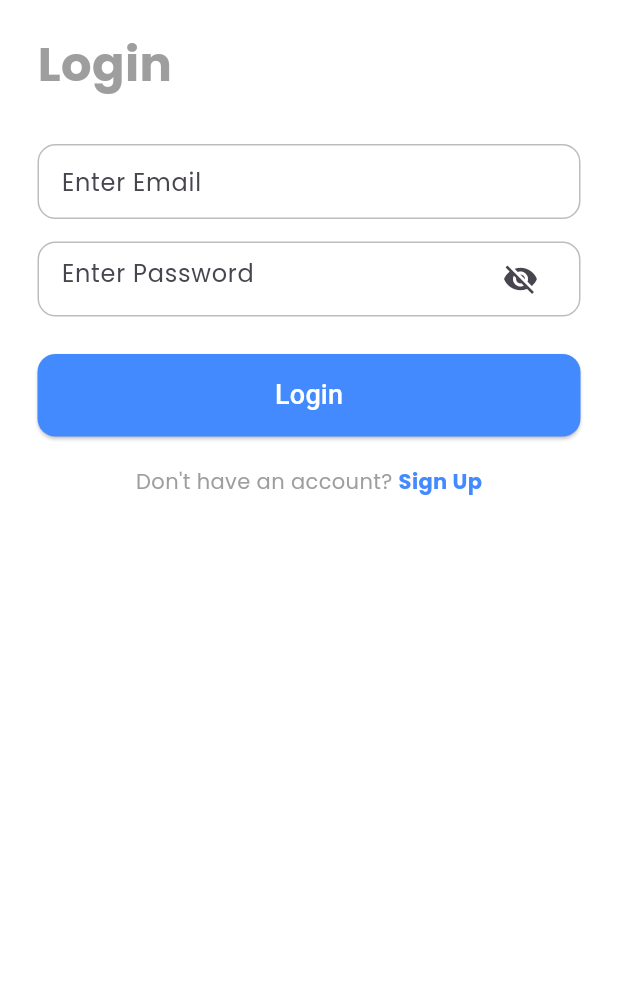
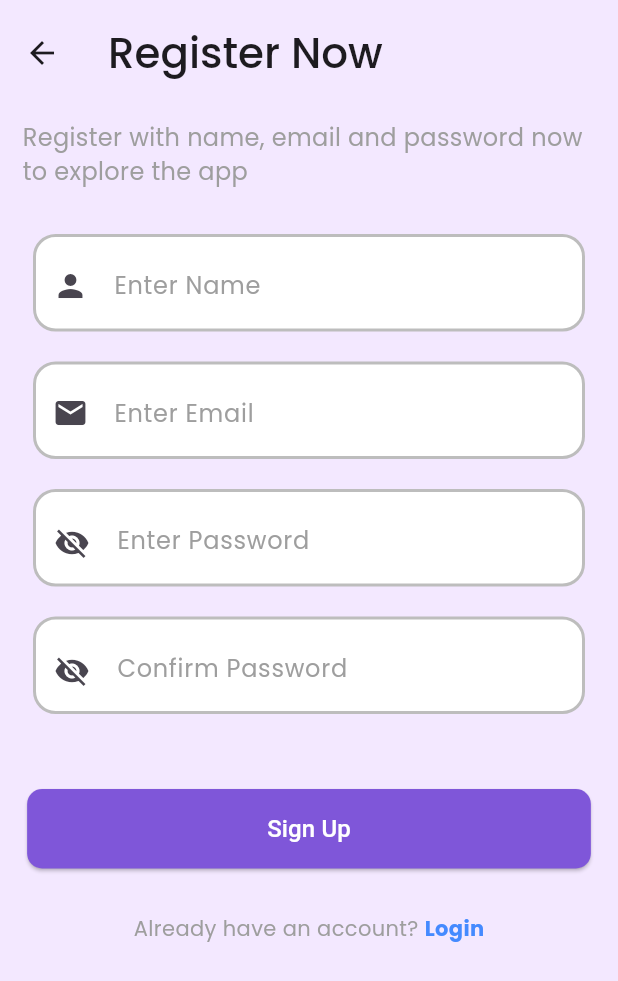
Before and after one commit to Pratik-Kattel/Ghar-khoj, a Flutter app: the LoginScreen screen opened by its route, after a tap on "Sign Up", on a phone screen of 412 x 824 dp. Shown: the top 981 px of the screen. Run offline on Flutter 3.47's test engine with Material 3 defaults, Android fonts, the phone set to English and light mode, and no system bars; our stand-ins replace animated_splash_screen, dio, equatable, flutter_bloc, google_fonts, lottie and 1 more; network calls fail.

Commit message:
Created register page UI for the app

```diff
--- a/frontend/lib/features/auth/screens/login_screen.dart
+++ b/frontend/lib/features/auth/screens/login_screen.dart
@@ -3,6 +3,9 @@ import 'package:flutter_bloc/flutter_bloc.dart';
 import '../bloc/login_state.dart';
 import '../bloc/login_bloc.dart';
 import '../bloc/login_event.dart';
+import '../../../widgets/custom_button.dart';
+import '../../../widgets/custom_textfield.dart';
+import 'package:frontend/themes/app_themes.dart';
 
 class LoginScreen extends StatefulWidget {
   const LoginScreen({super.key});
@@ -13,37 +16,48 @@ class LoginScreen extends StatefulWidget {
 
 class _LoginScreenState extends State<LoginScreen> {
   bool isPasswordVisible = false;
-  bool _isDialogOpen = false; // Track if loader is open
+  bool _isDialogOpen = false;
+
+  final TextEditingController emailController = TextEditingController();
+  final TextEditingController passwordController = TextEditingController();
+  final FocusNode emailFocus = FocusNode();
+  final FocusNode passwordFocus = FocusNode();
 
   @override
   Widget build(BuildContext context) {
     return Scaffold(
+      appBar: AppBar(
+        automaticallyImplyLeading: false,
+        title: const Text("Login now"),
+        elevation: 0,
+        toolbarHeight: 70,
+        backgroundColor: Colors.transparent,
+      ),
+      backgroundColor: const Color(0xFFF3E8FF),
       body: SafeArea(
         child: BlocConsumer<LoginBloc, LoginState>(
           listener: (context, state) {
-            // Show loader only if submitting and dialog not open
             if (state.isSubmitting && !_isDialogOpen) {
               _isDialogOpen = true;
               showDialog(
                 context: context,
                 barrierDismissible: false,
-                builder: (_) => const Center(child: CircularProgressIndicator()),
+                builder: (_) => const Center(
+                  child: CircularProgressIndicator(),
+                ),
               );
             }
 
-            // Close loader only if dialog was open
             if (!state.isSubmitting && _isDialogOpen) {
               _isDialogOpen = false;
-              Navigator.pop(context); // close loader
+              Navigator.pop(context);
             }
 
-            // Show general error
             if (state.generalError != null) {
               ScaffoldMessenger.of(context)
                   .showSnackBar(SnackBar(content: Text(state.generalError!)));
             }
 
-            // Navigate on success
             if (state.isSuccess) {
               ScaffoldMessenger.of(context).showSnackBar(
                 const SnackBar(content: Text("Login Successful")),
@@ -52,110 +66,110 @@ class _LoginScreenState extends State<LoginScreen> {
             }
           },
           builder: (context, state) {
-            return _buildUI(context, state);
+            return SingleChildScrollView(
+              child: Column(
+                crossAxisAlignment: CrossAxisAlignment.start,
+                children: [
+                  const SizedBox(height: 10),
+                  const Padding(
+                    padding: EdgeInsets.symmetric(horizontal: 15),
+                    child: Text(
+                      "Sign in with your email and password to continue",
+                      style: TextStyle(fontSize: 16),
+                    ),
+                  ),
+                  const SizedBox(height: 30),
+
+                  // Email field
+                  Padding(
+                    padding: const EdgeInsets.symmetric(horizontal: 12),
+                    child: CustomTextField.textField(
+                      containerMargin: 10,
+                      contentPadding: 20,
+                      iconPadding: 17,
+                      hintText: "Enter Email",
+                      borderColor: state.emailError != null
+                          ? Colors.red
+                          : Colors.grey.shade400,
+                      focus: emailFocus,
+                      controller: emailController,
+                      iconData: const Icon(Icons.email,),
+                      errorMessage: state.emailError,
+                    ),
+                  ),
+                  const SizedBox(height: 25),
+
+                  // Password field
+                  Padding(
+                    padding: const EdgeInsets.symmetric(horizontal: 12),
+                    child: CustomTextField.textField(
+                      containerMargin: 10,
+                      iconPadding: 10,
+                      contentPadding: 20,
+                      hintText: "Enter Password",
+                      borderColor: state.passwordError != null
+                          ? Colors.red
+                          : Colors.grey.shade400,
+                      focus: passwordFocus,
+                      controller: passwordController,
+                      iconData: IconButton(
+                          onPressed: (){
+                        setState(() {
+                          isPasswordVisible=!isPasswordVisible;
+                        });
+                      }, icon:isPasswordVisible?Icon(Icons.visibility,):Icon(Icons.visibility_off,)),
+                      errorMessage: state.passwordError,
+                      obSecureText: !isPasswordVisible,
+                    ),
+                  ),
+
+                  // Padding(
+                  //   padding: const EdgeInsets.only(right: 25, top: 5),
+                  //   child: Align(
+                  //     alignment: Alignment.centerRight,
+                  //     child: TextButton(
+                  //       onPressed: () {
+                  //         setState(() {
+                  //           isPasswordVisible = !isPasswordVisible;
+                  //         });
+                  //       },
+                  //       child: Text(
+                  //         isPasswordVisible ? "Hide" : "Show",
+                  //         style: TextStyle(color: AppColors.primary),
+                  //       ),
+                  //     ),
+                  //   ),
+                  // ),
+                  const SizedBox(height: 65),
+
+                  // Login Button
+                  Padding(
+                    padding: const EdgeInsets.symmetric(horizontal: 25),
+                    child: CustomButton.button(
+                      texts: "Login",
+                      context: context,
+                      onPressed: () {
+                        context.read<LoginBloc>().add(
+                          EmailChanged(emailController.text),
+                        );
+                        context.read<LoginBloc>().add(
+                          PasswordChanged(passwordController.text),
+                        );
+                        context.read<LoginBloc>().add(LoginSubmitted());
                       },
                     ),
                   ),
-    );
-  }
+                  const SizedBox(height: 30),
 
-  Widget _buildUI(BuildContext context, LoginState state) {
-    return Padding(
-      padding: const EdgeInsets.symmetric(horizontal: 25, vertical: 20),
-      child: Column(
-        crossAxisAlignment: CrossAxisAlignment.start,
-        children: [
-          const Text(
-            "Login",
-            style: TextStyle(
-              fontSize: 32,
-              fontWeight: FontWeight.bold,
-            ),
-          ),
-          const SizedBox(height: 30),
-          // Email TextField
-          Container(
-            padding: const EdgeInsets.symmetric(horizontal: 15),
-            decoration: BoxDecoration(
-              borderRadius: BorderRadius.circular(12),
-              border: Border.all(
-                color: state.emailError != null ? Colors.red : Colors.grey.shade400,
-              ),
-            ),
-            child: TextField(
-              onChanged: (value) {
-                context.read<LoginBloc>().add(EmailChanged(value));
-              },
-              decoration: InputDecoration(
-                border: InputBorder.none,
-                hintText: "Enter Email",
-                errorText: state.emailError,
-              ),
-            ),
-          ),
-          const SizedBox(height: 15),
-          // Password TextField
-          Container(
-            padding: const EdgeInsets.symmetric(horizontal: 15),
-            decoration: BoxDecoration(
-              borderRadius: BorderRadius.circular(12),
-              border: Border.all(
-                color: state.passwordError != null
-                    ? Colors.red
-                    : Colors.grey.shade400,
-              ),
-            ),
-            child: TextField(
-              onChanged: (value) {
-                context.read<LoginBloc>().add(PasswordChanged(value));
-              },
-              obscureText: !isPasswordVisible,
-              decoration: InputDecoration(
-                border: InputBorder.none,
-                hintText: "Enter Password",
-                errorText: state.passwordError,
-                suffixIcon: IconButton(
-                  icon: Icon(
-                    isPasswordVisible ? Icons.visibility : Icons.visibility_off,
-                  ),
-                  onPressed: () {
-                    setState(() {
-                      isPasswordVisible = !isPasswordVisible;
-                    });
-                  },
-                ),
-              ),
-            ),
-          ),
-          const SizedBox(height: 25),
-          // Login Button
-          SizedBox(
-            width: double.infinity,
-            height: 55,
-            child: ElevatedButton(
-              style: ElevatedButton.styleFrom(
-                backgroundColor: Colors.blueAccent,
-                shape: RoundedRectangleBorder(
-                    borderRadius: BorderRadius.circular(12)),
-              ),
-              onPressed: () {
-                context.read<LoginBloc>().add(LoginSubmitted());
-              },
-              child: const Text(
-                "Login",
-                style: TextStyle(fontSize: 18, color: Colors.white),
-              ),
-            ),
-          ),
-          const SizedBox(height: 20),
                   // Signup Navigation
+
                      Row(
                       mainAxisAlignment: MainAxisAlignment.center,
                       children: [
                         const Text("Don't have an account? "),
                         InkWell(
                           onTap: () {
-                  Navigator.pushNamed(context, "/signup");
+                            Navigator.pushNamed(context, "/register");
                           },
                           child: const Text(
                             "Sign Up",
@@ -164,10 +178,16 @@ class _LoginScreenState extends State<LoginScreen> {
                               fontWeight: FontWeight.bold,
                             ),
                           ),
-              )
+                        ),
                       ],
-          )
+                    ),
+
+                  const SizedBox(height: 20),
                 ],
+              ),
+            );
+          },
+        ),
       ),
     );
   }
--- /dev/null
+++ b/frontend/lib/features/auth/screens/register_screen.dart
@@ -0,0 +1,179 @@
+import 'package:flutter/material.dart';
+import '../../../widgets/custom_button.dart';
+import '../../../widgets/custom_textfield.dart';
+import 'package:frontend/themes/app_themes.dart';
+
+class RegisterScreen extends StatefulWidget {
+  const RegisterScreen({super.key});
+
+  @override
+  State<RegisterScreen> createState() => _RegisterScreenState();
+}
+
+class _RegisterScreenState extends State<RegisterScreen> {
+  bool isPasswordVisible = false;
+  bool isConfirmPasswordVisible = false;
+
+  final TextEditingController nameController = TextEditingController();
+  final TextEditingController emailController = TextEditingController();
+  final TextEditingController passwordController = TextEditingController();
+  final TextEditingController confirmPasswordController = TextEditingController();
+
+  final FocusNode nameFocus = FocusNode();
+  final FocusNode emailFocus = FocusNode();
+  final FocusNode passwordFocus = FocusNode();
+  final FocusNode confirmPasswordFocus = FocusNode();
+
+  @override
+  Widget build(BuildContext context) {
+    return Scaffold(
+      appBar: AppBar(
+        automaticallyImplyLeading: true,
+        title: const Text("Register Now"),
+        elevation: 0,
+        toolbarHeight: 70,
+        backgroundColor: Colors.transparent,
+      ),
+      backgroundColor: const Color(0xFFF3E8FF),
+      body: SafeArea(
+        child: SingleChildScrollView(
+          child: Column(
+            crossAxisAlignment: CrossAxisAlignment.center,
+            children: [
+              const SizedBox(height: 10),
+              const Padding(
+                padding: EdgeInsets.symmetric(horizontal: 15),
+                child: Text(
+                  "Register with name, email and password now to explore the app",
+                  style: TextStyle(fontSize: 16),
+                ),
+              ),
+              const SizedBox(height: 30),
+
+              // Name field
+              Padding(
+                padding: const EdgeInsets.symmetric(horizontal: 12),
+                child: CustomTextField.textField(
+                  containerMargin: 10,
+                  contentPadding: 20,
+                  iconPadding: 17,
+                  hintText: "Enter Name",
+                  borderColor: Colors.grey.shade400,
+                  focus: nameFocus,
+                  controller: nameController,
+                  iconData: const Icon(Icons.person),
+                ),
+              ),
+              const SizedBox(height: 20),
+
+              // Email field
+              Padding(
+                padding: const EdgeInsets.symmetric(horizontal: 12),
+                child: CustomTextField.textField(
+                  containerMargin: 10,
+                  contentPadding: 20,
+                  iconPadding: 17,
+                  hintText: "Enter Email",
+                  borderColor: Colors.grey.shade400,
+                  focus: emailFocus,
+                  controller: emailController,
+                  iconData: const Icon(Icons.email),
+                ),
+              ),
+              const SizedBox(height: 20),
+
+              // Password field
+              Padding(
+                padding: const EdgeInsets.symmetric(horizontal: 12),
+                child: CustomTextField.textField(
+                  containerMargin: 10,
+                  contentPadding: 20,
+                  iconPadding: 10,
+                  hintText: "Enter Password",
+                  borderColor: Colors.grey.shade400,
+                  focus: passwordFocus,
+                  controller: passwordController,
+                  iconData: IconButton(
+                    icon: Icon(isPasswordVisible
+                        ? Icons.visibility
+                        : Icons.visibility_off),
+                    onPressed: () {
+                      setState(() {
+                        isPasswordVisible = !isPasswordVisible;
+                      });
+                    },
+                  ),
+                  obSecureText: !isPasswordVisible,
+                ),
+              ),
+              const SizedBox(height: 20),
+
+              // Confirm Password field
+              Padding(
+                padding: const EdgeInsets.symmetric(horizontal: 12),
+                child: CustomTextField.textField(
+                  containerMargin: 10,
+                  contentPadding: 20,
+                  iconPadding: 10,
+                  hintText: "Confirm Password",
+                  borderColor: Colors.grey.shade400,
+                  focus: confirmPasswordFocus,
+                  controller: confirmPasswordController,
+                  iconData: IconButton(
+                    icon: Icon(isConfirmPasswordVisible
+                        ? Icons.visibility
+                        : Icons.visibility_off),
+                    onPressed: () {
+                      setState(() {
+                        isConfirmPasswordVisible = !isConfirmPasswordVisible;
+                      });
+                    },
+                  ),
+                  obSecureText: !isConfirmPasswordVisible,
+                ),
+              ),
+              const SizedBox(height: 50),
+
+              // Register Button
+              Padding(
+                padding: const EdgeInsets.symmetric(horizontal:5),
+                child: CustomButton.button(
+                  texts: "Sign Up",
+                  context: context,
+                  onPressed: () {
+                    ScaffoldMessenger.of(context).showSnackBar(SnackBar(content: Text("User registered sucessfully")));
+                  },
+                ),
+              ),
+              const SizedBox(height: 30),
+
+              // Login Navigation
+              Padding(
+                padding: const EdgeInsets.symmetric(horizontal: 25),
+                child: Row(
+                  mainAxisAlignment: MainAxisAlignment.center,
+                  children: [
+                    const Text("Already have an account? "),
+                    InkWell(
+                      onTap: () {
+                        Navigator.pushNamed(context, "/login");
+                      },
+                      child: const Text(
+                        "Login",
+                        style: TextStyle(
+                          color: Colors.blueAccent,
+                          fontWeight: FontWeight.bold,
+                        ),
+                      ),
+                    ),
+                  ],
+                ),
+              ),
+              const SizedBox(height: 20),
+            ],
+          ),
+        ),
+      ),
+    );
+  }
+}
--- a/frontend/lib/routes/app_routes.dart
+++ b/frontend/lib/routes/app_routes.dart
@@ -1,13 +1,16 @@
 import 'package:flutter/cupertino.dart';
 import 'package:frontend/features/Boarding/screens/boarding_screen.dart';
 import 'package:frontend/features/auth/screens/login_screen.dart';
+import '..//../features/auth/screens/register_screen.dart';
 
 class AppRoutes{
   static const login='/login';
   static const boarding='/boarding';
+  static const register='/register';
 
 static Map<String,WidgetBuilder> routes={
   boarding:(context)=> const BoardingScreen(),
   login:(context)=>  LoginScreen(),
+  register:(context)=>RegisterScreen()
 };
 }
--- a/frontend/lib/widgets/custom_button.dart
+++ b/frontend/lib/widgets/custom_button.dart
@@ -9,7 +9,7 @@ class CustomButton{
           shape: RoundedRectangleBorder(
             borderRadius: BorderRadius.circular(10)
           ),
-          padding: EdgeInsetsGeometry.symmetric(vertical: 15,horizontal: 150),
+          padding: EdgeInsetsGeometry.symmetric(vertical: 15,horizontal: 160),
           backgroundColor: AppColors.primary
         ),
         onPressed: onPressed, child: Text(texts,style:TextStyle(
--- a/frontend/lib/widgets/custom_textfield.dart
+++ b/frontend/lib/widgets/custom_textfield.dart
@@ -7,9 +7,12 @@ class CustomTextField {
     required Color borderColor,
     required FocusNode focus,
     required TextEditingController controller,
-    required Icon iconData,
+    required Widget iconData,
      String? errorMessage,
-    bool obSecureText=false
+    bool obSecureText=false,
+    required double containerMargin,
+    required double contentPadding,
+    required double iconPadding,
   }) {
     return Container(
       margin: EdgeInsetsGeometry.symmetric(horizontal: 10),
@@ -28,13 +31,13 @@ class CustomTextField {
           border: InputBorder.none,
           hintText: hintText,
           errorText: errorMessage,
-          contentPadding: EdgeInsetsGeometry.only(top: 38,),
+          contentPadding: EdgeInsetsGeometry.only(top: contentPadding,),
           hintStyle: TextStyle(
             fontSize: FontSizes.standardUP,
             color: AppColors.grey,
           ),
           prefixIcon: Padding(
-            padding: EdgeInsetsGeometry.only(right:2,top: 15),
+            padding: EdgeInsetsGeometry.only(right:2,top: iconPadding),
             child: iconData,
           ),
         ),
```
Lines whose indentation alone changed are shown as unchanged.
